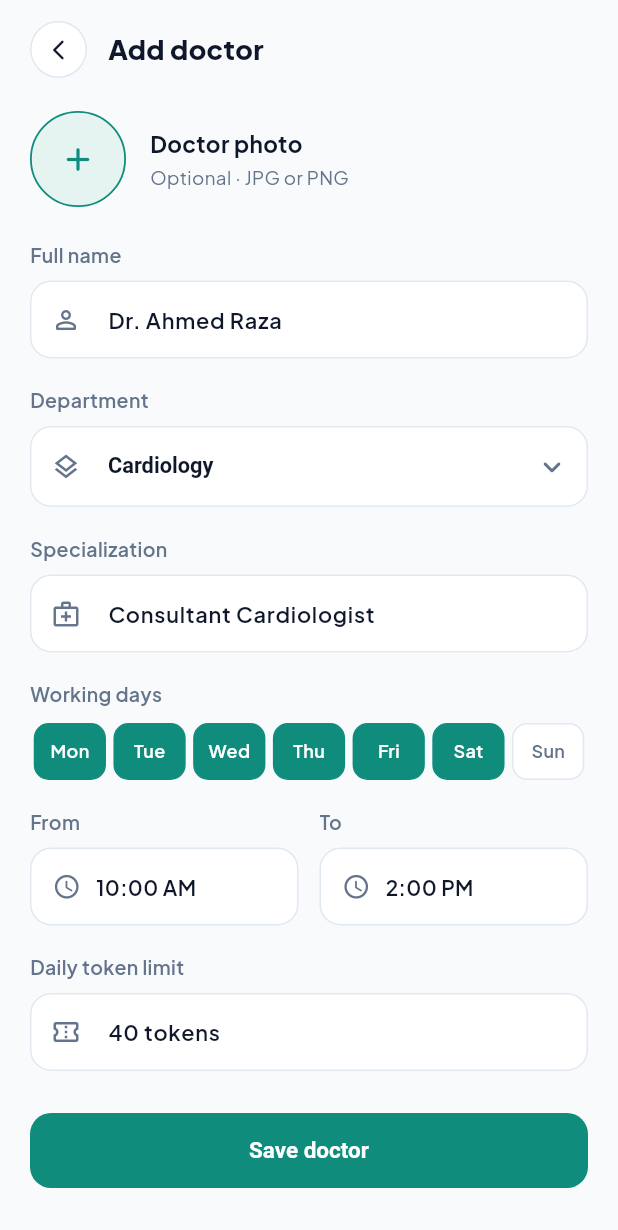
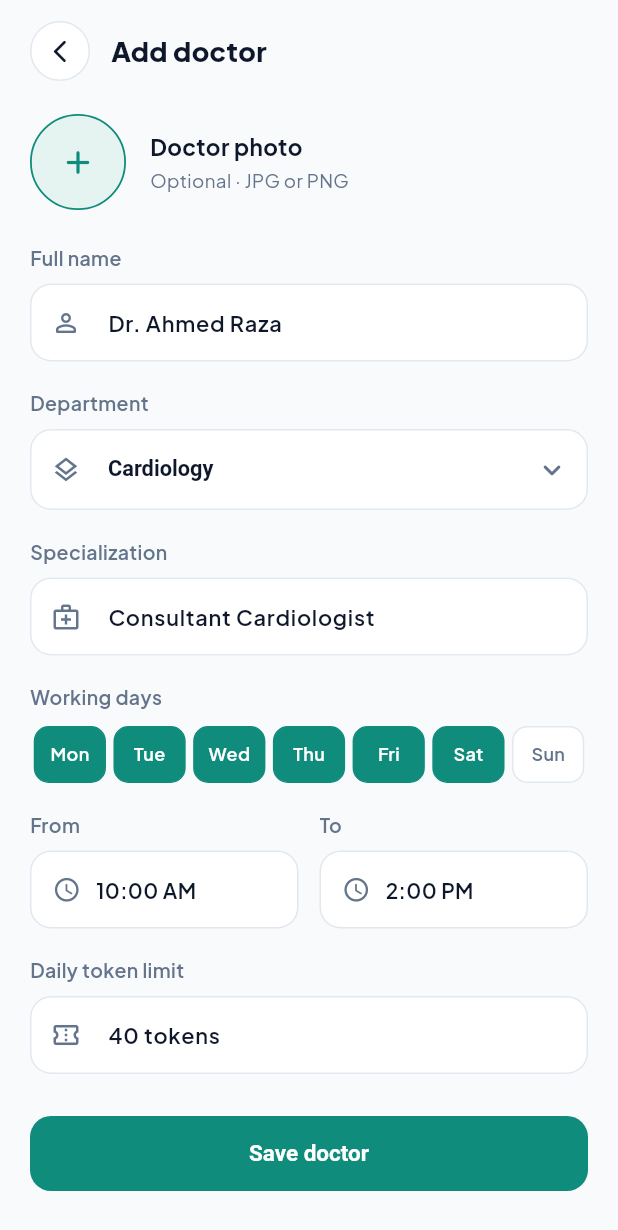
Before and after one commit to Muqadas1234/Turnly, a Flutter app: the DoctorManagementView screen opened by its route, on a phone screen of 412 x 824 dp. Shown: the top 1230 px of the screen. Run offline on Flutter 3.47's test engine with Material 3 defaults, Android fonts, the phone set to English and light mode, and no system bars; our stand-ins replace custom_sliding_segmented_control, easy_stepper, file_picker, firebase_core, firebase_messaging, flutter_svg and 4 more; accounts and stored records are empty.

Commit message:
fix(manager): fix doctor management back button navigation and dashboard tab routing

```diff
--- a/lib/views/manager/doctor_management_view.dart
+++ b/lib/views/manager/doctor_management_view.dart
@@ -2,6 +2,7 @@ import 'package:flutter/material.dart';
 import 'package:get/get.dart';
 
 import '../../utils/app_colors.dart';
+import '../../utils/routes.dart';
 
 class DoctorManagementView extends StatefulWidget {
   const DoctorManagementView({super.key});
@@ -120,9 +121,23 @@ class _AddDoctorViewState extends State<DoctorManagementView> {
     );
   }
 
+  void _navigateBack() {
+    if (Navigator.canPop(context)) {
+      Navigator.of(context).pop();
+    } else {
+      Get.offAllNamed(AppRoutes.managerDashboard);
+    }
+  }
+
   @override
   Widget build(BuildContext context) {
-    return Scaffold(
+    return PopScope(
+      canPop: false,
+      onPopInvokedWithResult: (didPop, result) {
+        if (didPop) return;
+        _navigateBack();
+      },
+      child: Scaffold(
         backgroundColor: AppColors.background,
         body: SafeArea(
           child: Column(
@@ -132,20 +147,23 @@ class _AddDoctorViewState extends State<DoctorManagementView> {
                 padding: const EdgeInsets.fromLTRB(20, 14, 20, 10),
                 child: Row(
                   children: [
-                  GestureDetector(
-                    onTap: () => Get.back(),
+                    InkWell(
+                      onTap: _navigateBack,
+                      borderRadius: BorderRadius.circular(20),
                       child: Container(
-                      width: 38,
-                      height: 38,
+                        width: 40,
+                        height: 40,
                         decoration: BoxDecoration(
                           color: AppColors.surface,
                           shape: BoxShape.circle,
                           border: Border.all(color: AppColors.border),
                         ),
-                      child: const Icon(
+                        child: const Center(
+                          child: Icon(
                             Icons.arrow_back_ios_new_rounded,
-                        size: 16,
+                            size: 18,
                             color: AppColors.textPrimary,
+                          ),
                         ),
                       ),
                     ),
@@ -416,7 +434,7 @@ class _AddDoctorViewState extends State<DoctorManagementView> {
           ],
         ),
       ),
-    );
+    ));
   }
   Widget _buildFieldLabel(String text) {
     return Text(
--- a/lib/views/manager/manager_dashboard_view.dart
+++ b/lib/views/manager/manager_dashboard_view.dart
@@ -153,9 +153,9 @@ class _ManagerDashboardViewState extends State<ManagerDashboardView> {
         selectedFontSize: 11.5,
         unselectedFontSize: 11.5,
         onTap: (index) {
-          if (index == 1) Get.offNamed(AppRoutes.queueControl);
-          if (index == 2) Get.offNamed(AppRoutes.manageDepartments);
-          if (index == 3) Get.offNamed(AppRoutes.profile);
+          if (index == 1) Get.toNamed(AppRoutes.queueControl);
+          if (index == 2) Get.toNamed(AppRoutes.doctorManagement);
+          if (index == 3) Get.toNamed(AppRoutes.profile);
         },
         items: const [
           BottomNavigationBarItem(
--- a/lib/views/manager/queue_control_view.dart
+++ b/lib/views/manager/queue_control_view.dart
@@ -394,8 +394,8 @@ style: ElevatedButton.styleFrom(
     unselectedFontSize: 11.5,
     onTap: (index) {
       if (index == 0) Get.offNamed(AppRoutes.managerDashboard);
-      if (index == 2) Get.offNamed(AppRoutes.doctorManagement);
-      if (index == 3) Get.offNamed(AppRoutes.profile);
+      if (index == 2) Get.toNamed(AppRoutes.doctorManagement);
+      if (index == 3) Get.toNamed(AppRoutes.profile);
     },
     items: const [
       BottomNavigationBarItem(
```
Also changed, not shown: lib/views/manager/manage_departments_view.dart (+9 -1 lines). Lines whose indentation alone changed are shown as unchanged.
